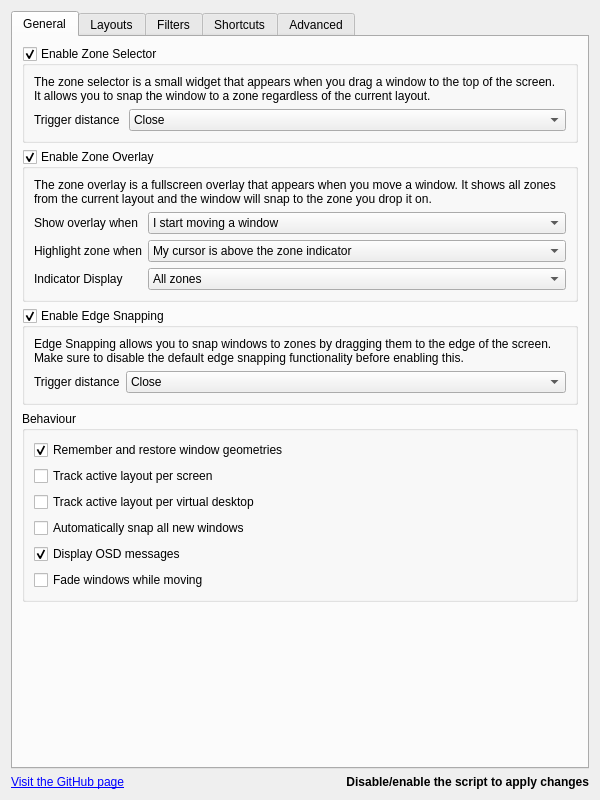
Qt form src/contents/ui/config.ui (jcearnal/magnetile) before a commit.
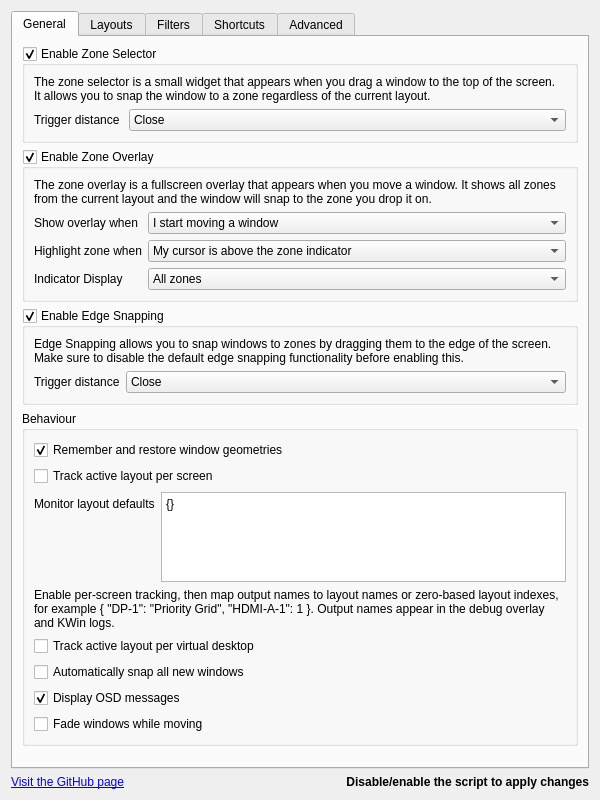
The same form after that commit. Icons and pictures are not drawn.

Commit message: Add per-monitor layout defaults

```diff
--- a/src/contents/ui/config.ui
+++ b/src/contents/ui/config.ui
@@ -292,6 +292,43 @@
                         </property>
                       </widget>
                     </item>
+                    <item>
+                      <layout class="QFormLayout" name="formLayout_monitorLayouts">
+                        <item row="0" column="0">
+                          <widget class="QLabel" name="label_monitorLayouts">
+                            <property name="text">
+                              <string>Monitor layout defaults</string>
+                            </property>
+                          </widget>
+                        </item>
+                        <item row="0" column="1">
+                          <widget class="QPlainTextEdit" name="kcfg_monitorLayoutsJson">
+                            <property name="toolTip">
+                              <string>Optional JSON object mapping KWin output names to layout names or indexes.</string>
+                            </property>
+                            <property name="maximumSize">
+                              <size>
+                                <width>16777215</width>
+                                <height>90</height>
+                              </size>
+                            </property>
+                            <property name="plainText">
+                              <string>{}</string>
+                            </property>
+                          </widget>
+                        </item>
+                      </layout>
+                    </item>
+                    <item>
+                      <widget class="QLabel" name="label_monitorLayoutsExplanation">
+                        <property name="text">
+                          <string>Enable per-screen tracking, then map output names to layout names or zero-based layout indexes, for example { &quot;DP-1&quot;: &quot;Priority Grid&quot;, &quot;HDMI-A-1&quot;: 1 }. Output names appear in the debug overlay and KWin logs.</string>
+                        </property>
+                        <property name="wordWrap">
+                          <bool>true</bool>
+                        </property>
+                      </widget>
+                    </item>
                     <item>
                       <widget class="QCheckBox" name="kcfg_trackLayoutPerDesktop">
                         <property name="text">
```
The commit also changes 3 other files.
